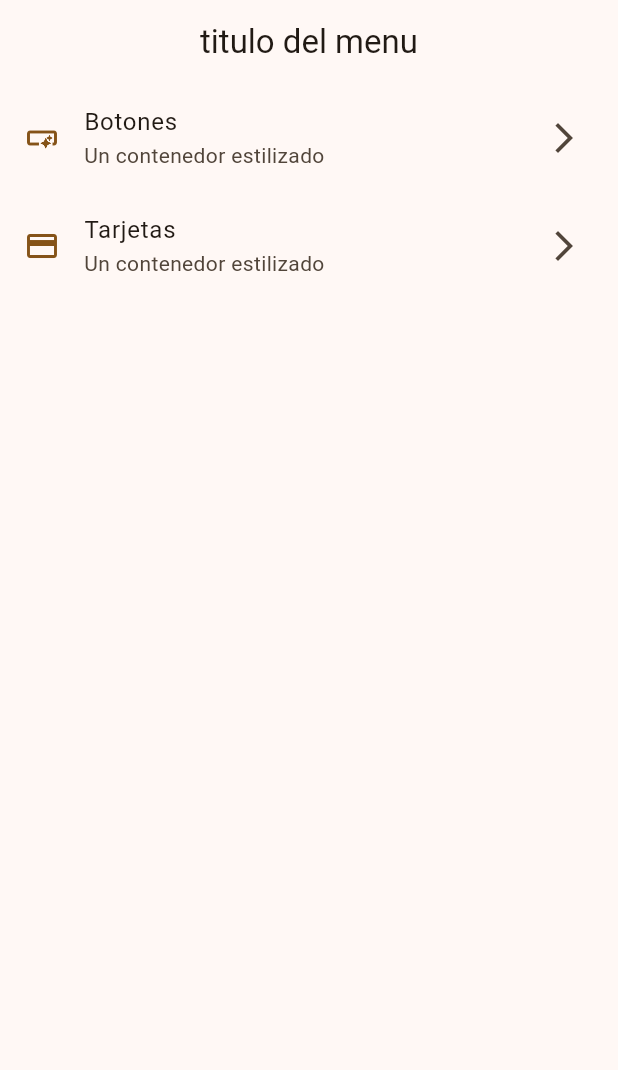
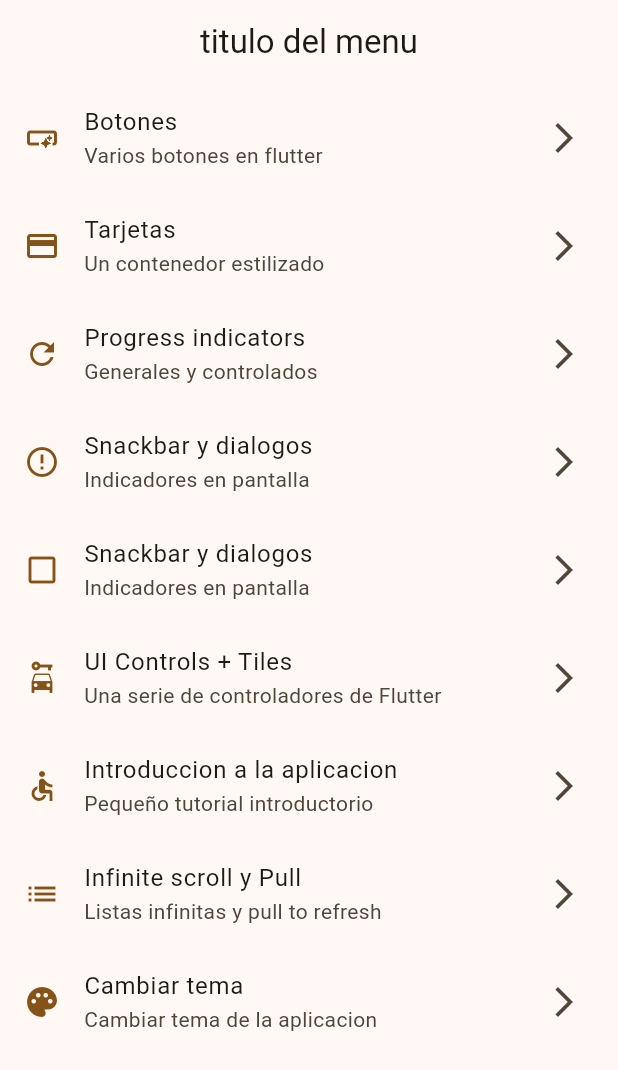
Before and after one commit to DIoads/widgets_app, a Flutter app: the screen it shows after launch, on a phone screen of 412 x 824 dp. Shown: the top 1070 px of the screen. Run offline on Flutter 3.47's test engine with Material 3 defaults, Android fonts, the phone set to English and light mode, and no system bars.

Commit message:
21-Marzo-2024 Lista de menuitems completada

```diff
--- a/lib/config/menu/menu_items.dart
+++ b/lib/config/menu/menu_items.dart
@@ -15,13 +15,48 @@ class MenuItem {
 
 const appMenuItems = <MenuItem>[
   MenuItem(
-      title: "Botones",
-      subtitle: "Un contenedor estilizado",
-      link: "/buttons",
+      title: 'Botones',
+      subtitle: 'Varios botones en flutter',
+      link: '/buttons',
       icon: Icons.smart_button_outlined),
   MenuItem(
-      title: "Tarjetas",
-      subtitle: "Un contenedor estilizado",
-      link: "/cards",
-      icon: Icons.credit_card)
+      title: 'Tarjetas',
+      subtitle: 'Un contenedor estilizado',
+      link: '/cards',
+      icon: Icons.credit_card),
+  MenuItem(
+      title: 'Progress indicators',
+      subtitle: 'Generales y controlados',
+      link: '/indicators',
+      icon: Icons.refresh),
+  MenuItem(
+      title: 'Snackbar y dialogos',
+      subtitle: 'Indicadores en pantalla',
+      link: '/snackbars',
+      icon: Icons.error_outline),
+  MenuItem(
+      title: 'Snackbar y dialogos',
+      subtitle: 'Indicadores en pantalla',
+      link: '/dialogs',
+      icon: Icons.crop_din),
+  MenuItem(
+      title: 'UI Controls + Tiles',
+      subtitle: 'Una serie de controladores de Flutter',
+      link: '/controllers',
+      icon: Icons.car_rental),
+  MenuItem(
+      title: 'Introduccion a la aplicacion',
+      subtitle: 'Pequeño tutorial introductorio',
+      link: '/tutorial',
+      icon: Icons.accessible),
+  MenuItem(
+      title: 'Infinite scroll y Pull',
+      subtitle: 'Listas infinitas y pull to refresh',
+      link: '/lists',
+      icon: Icons.list),
+  MenuItem(
+      title: 'Cambiar tema',
+      subtitle: 'Cambiar tema de la aplicacion',
+      link: '/theme',
+      icon: Icons.palette)
 ];
```
